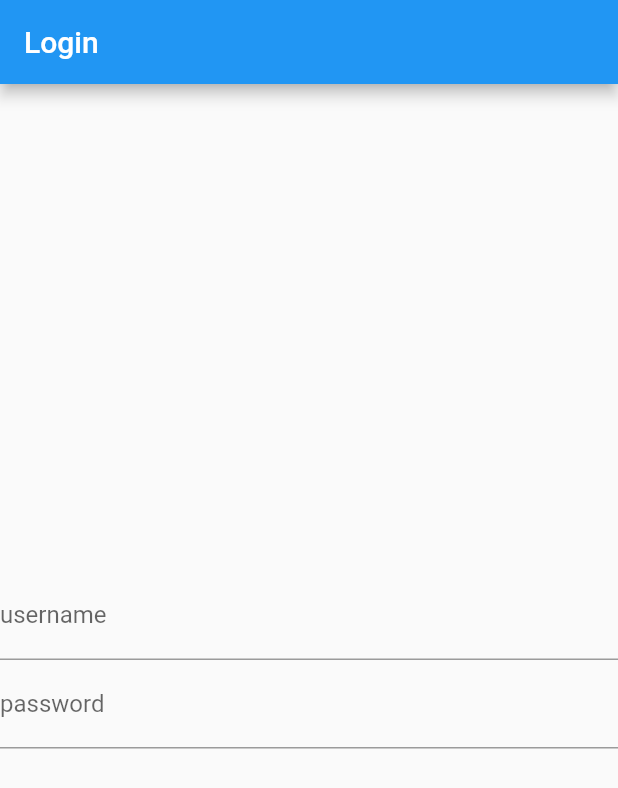
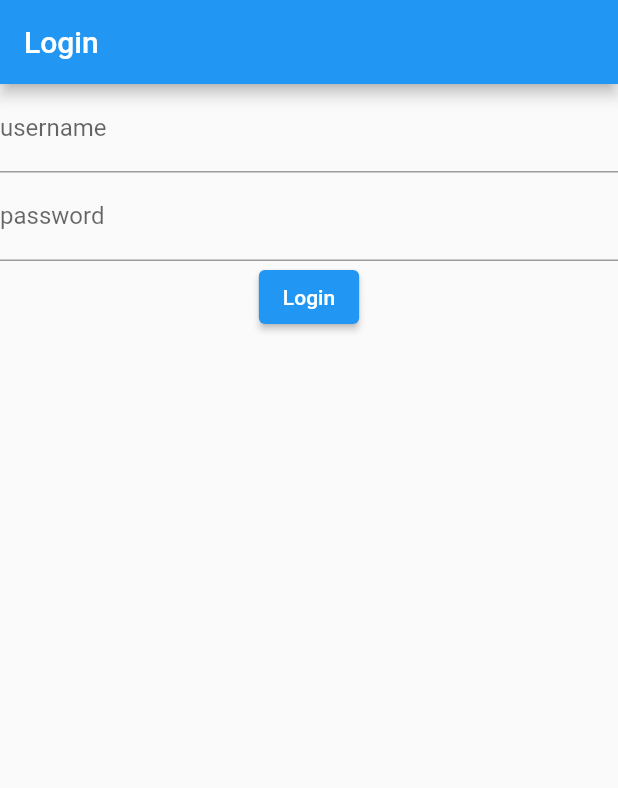
Before and after one commit to viniciusromani/poc-flutter, a Flutter app: the screen it shows after launch, on a phone screen of 412 x 824 dp. Shown: the top 788 px of the screen. Run offline on Flutter 3.47's test engine with Material 2 defaults, Android fonts, the phone set to English and light mode, and no system bars; our stand-ins replace bloc, equatable, flutter_bloc.

Commit message:
very first BLoC

```diff
--- /dev/null
+++ b/lib/domain/login/login_bloc.dart
@@ -0,0 +1,52 @@
+import 'package:bloc/bloc.dart';
+import 'package:equatable/equatable.dart';
+import 'package:meta/meta.dart';
+
+part 'login_event.dart';
+part 'login_state.dart';
+
+
+enum FieldStatus { valid, invalid, unknown }
+
+class LoginBloc extends Bloc<LoginEvent, LoginState> {
+  LoginBloc() : super(const LoginInitial()) {
+    on<LoginUsernameChanged>(_onUsernameChanged);
+    on<LoginPasswordChanged>(_onPasswordChanged);
+    on<LoginSubmitted>(_onSubmittedChanged);
+  }
+
+  void _onUsernameChanged(LoginUsernameChanged event, Emitter<LoginState> emit) {
+    // TODO: validate input
+    emit(
+      LoginInputChanged(event.username, state.password)
+    );
+  }
+  void _onPasswordChanged(LoginPasswordChanged event, Emitter<LoginState> emit) {
+    // TODO: validate input
+    emit(
+      LoginInputChanged(state.username, event.password)
+    );
+  }
+  void _onSubmittedChanged(LoginSubmitted event, Emitter<LoginState> emit) async {
+    emit(const LoginLoading());
+
+    // final result = await _login();
+    // emit(
+    //   result ?
+    //     const LoginSuccessfull():
+    //     const LoginFailed()
+    // );
+  }
+
+  // TODO: this should be moved to repository
+  Future<bool> _login() async {
+    try {
+      return Future.delayed(
+        const Duration(seconds: 2),
+        () => true
+      );
+    } catch (_) {
+      return false;
+    }
+  }
+}
--- /dev/null
+++ b/lib/domain/login/login_event.dart
@@ -0,0 +1,30 @@
+part of 'login_bloc.dart';
+
+abstract class LoginEvent extends Equatable {
+  const LoginEvent();
+
+  @override
+  List<Object?> get props => [];
+}
+
+class LoginUsernameChanged extends LoginEvent {
+  final String username;
+
+  const LoginUsernameChanged(this.username);
+
+  @override
+  List<Object?> get props => [username];
+}
+
+class LoginPasswordChanged extends LoginEvent {
+  final String password;
+
+  const LoginPasswordChanged(this.password);
+
+  @override
+  List<Object?> get props => [password];
+}
+
+class LoginSubmitted extends LoginEvent {
+  const LoginSubmitted();
+}
--- /dev/null
+++ b/lib/domain/login/login_state.dart
@@ -0,0 +1,37 @@
+part of 'login_bloc.dart';
+
+abstract class LoginState extends Equatable {
+  final String username;
+  final String password;
+
+  const LoginState(
+    this.username,
+    this.password
+  );
+
+  @override
+  List<Object?> get props => [username, password];
+}
+
+class LoginInitial extends LoginState {
+  const LoginInitial(): super('', '');
+}
+
+class LoginInputChanged extends LoginState {
+  const LoginInputChanged(
+    super.username,
+    super.password
+  );
+}
+
+class LoginLoading extends LoginState {
+  const LoginLoading(): super('', '');
+}
+
+class LoginSuccessfull extends LoginState {
+  const LoginSuccessfull(): super('', '');
+}
+
+class LoginFailed extends LoginState {
+  const LoginFailed(): super('', '');
+}
--- a/lib/presentation/app/App.dart
+++ b/lib/presentation/app/App.dart
@@ -1,4 +1,6 @@
 import 'package:flutter/material.dart';
+import 'package:flutter_bloc/flutter_bloc.dart';
+import 'package:poc_flutter/domain/login/login_bloc.dart';
 import 'package:poc_flutter/presentation/page/LoginPage.dart';
 
 class App extends StatelessWidget {
@@ -6,12 +8,17 @@ class App extends StatelessWidget {
 
   @override
   Widget build(BuildContext context) {
-    return MaterialApp(
-      title: 'POC Flutter',
-      theme: ThemeData(
-        primarySwatch: Colors.blue,
+    return MultiBlocProvider(
+      providers: [
+        BlocProvider<LoginBloc>(create: (_) => LoginBloc()),
+      ],
+      child: MaterialApp(
+        title: 'POC Flutter',
+        theme: ThemeData(
+          primarySwatch: Colors.blue,
+        ),
+        home: const LoginPage(),
       ),
-      home: const LoginPage(),
     );
   }
 }
--- a/lib/presentation/page/LoginPage.dart
+++ b/lib/presentation/page/LoginPage.dart
@@ -1,4 +1,6 @@
 import 'package:flutter/material.dart';
+import 'package:flutter_bloc/flutter_bloc.dart';
+import 'package:poc_flutter/domain/login/login_bloc.dart';
 import 'package:poc_flutter/presentation/widget/LoginForm.dart';
 
 class LoginPage extends StatelessWidget {
@@ -10,7 +12,33 @@ class LoginPage extends StatelessWidget {
       appBar: AppBar(
         title: const Text('Login'),
       ),
-      body: const LoginForm()
+      body: BlocBuilder<LoginBloc, LoginState>(
+        builder: (context, state) {
+          if (state is LoginInitial) {
+            return Column(
+              children: <Widget>[
+                const LoginForm(),
+                ElevatedButton(
+                  onPressed: () { context.read<LoginBloc>().add(const LoginSubmitted()); },
+                  child: const Text('Login')
+                )
+              ],
+            );
+          }
+          if (state is LoginLoading) {
+            return Column(
+              children: <Widget>[
+                const LoginForm(),
+                ElevatedButton(
+                  onPressed: () { print('login pressed'); },
+                  child: const CircularProgressIndicator(color: Colors.white)
+                )
+              ],
+            );
+          }
+          throw 'something went wrong';
+        }
+      )
     );
   }
 }
--- a/lib/presentation/widget/LoginForm.dart
+++ b/lib/presentation/widget/LoginForm.dart
@@ -5,9 +5,7 @@ class LoginForm extends StatelessWidget {
 
   @override
   Widget build(BuildContext context) {
-    return Center(
-      child: Column(
-        mainAxisAlignment: MainAxisAlignment.center,
+    return Column(
       children: const <Widget>[
         TextField(
           key: Key('login.username'),
@@ -23,7 +21,6 @@ class LoginForm extends StatelessWidget {
           ),
         )
       ],
-      ),
     );
   }
 }
```
Also changed, not shown: lib/data/model/user.dart (added, +14 -0 lines), lib/domain/authentication/authentication_bloc.dart (added, +46 -0 lines), lib/domain/authentication/authentication_event.dart (added, +19 -0 lines), lib/domain/authentication/authentication_state.dart (added, +23 -0 lines), pubspec.yaml (+2 -69 lines), pubspec.lock. Lines whose indentation alone changed are shown as unchanged.
